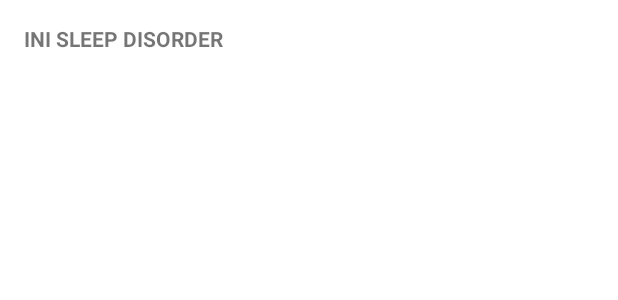
After one commit to abdulrohman19/SleepLab, an Android app: the layout activity_sleep_disorder.xml on its own in the app's theme, with its tools: preview values and no code run, on a phone screen of 412 x 824 dp. The commit adds this screen. Shown: the top 300 px of the screen. Run offline under Robolectric (Android 15) with nearby library versions, the phone set to English and light mode, and no system bars.

Commit message:
Changed Fragment to Activity

```diff
--- a/Android/app/src/main/java/com/sleepy/sleeplab/ui/home/HomeFragment.kt
+++ b/Android/app/src/main/java/com/sleepy/sleeplab/ui/home/HomeFragment.kt
@@ -28,16 +28,16 @@ class HomeFragment : Fragment() {
         super.onViewCreated(view, savedInstanceState)
 
         binding.cvDuration.setOnClickListener(
-            Navigation.createNavigateOnClickListener(R.id.action_homeFragment_to_sleepDurationFragment)
+            Navigation.createNavigateOnClickListener(R.id.action_homeFragment_to_sleepDurationActivity)
         )
         binding.cvDisorder.setOnClickListener(
-            Navigation.createNavigateOnClickListener(R.id.action_homeFragment_to_sleepDisorderFragment)
+            Navigation.createNavigateOnClickListener(R.id.action_homeFragment_to_sleepDisorderActivity)
         )
 //        binding.cvSong.setOnClickListener(
 //            Navigation.createNavigateOnClickListener(R.id.action_homeFragment_to_sleepSongsFragment)
 //        )
         binding.cvTips.setOnClickListener(
-            Navigation.createNavigateOnClickListener(R.id.action_homeFragment_to_tipsForSleepFragment3)
+            Navigation.createNavigateOnClickListener(R.id.action_homeFragment_to_tipsForSleepActivity)
         )
         binding.cvSongs.setOnClickListener { view ->
             view.findNavController().navigate(R.id.action_homeFragment_to_sleepSongsActivity)
--- /dev/null
+++ b/Android/app/src/main/res/layout/activity_sleep_disorder.xml
@@ -0,0 +1,21 @@
+<?xml version="1.0" encoding="utf-8"?>
+<androidx.constraintlayout.widget.ConstraintLayout xmlns:android="http://schemas.android.com/apk/res/android"
+    xmlns:app="http://schemas.android.com/apk/res-auto"
+    xmlns:tools="http://schemas.android.com/tools"
+    android:layout_width="match_parent"
+    android:layout_height="match_parent"
+    tools:context=".ui.home.SleepDisorderActivity">
+
+    <TextView
+        android:layout_width="wrap_content"
+        android:layout_height="wrap_content"
+        android:text="INI SLEEP DISORDER"
+        android:layout_marginTop="16dp"
+        android:layout_marginLeft="16dp"
+        android:textStyle="bold"
+        app:layout_constraintStart_toStartOf="parent"
+        app:layout_constraintTop_toTopOf="parent">
+
+    </TextView>
+
+</androidx.constraintlayout.widget.ConstraintLayout>
```
Also changed, not shown: Android/app/src/main/AndroidManifest.xml (+9 -0 lines), Android/app/src/main/java/com/sleepy/sleeplab/ui/home/SleepDisorderActivity.kt (added, +12 -0 lines), Android/app/src/main/java/com/sleepy/sleeplab/ui/home/SleepDurationActivity.kt (added, +12 -0 lines), Android/app/src/main/java/com/sleepy/sleeplab/ui/home/TipsForSleepActivity.kt (added, +12 -0 lines), Android/app/src/main/res/layout/activity_sleep_duration.xml (added, +21 -0 lines), Android/app/src/main/res/layout/activity_tips_for_sleep.xml (added, +21 -0 lines), Android/app/src/main/res/navigation/main_navigation.xml (+24 -9 lines).
